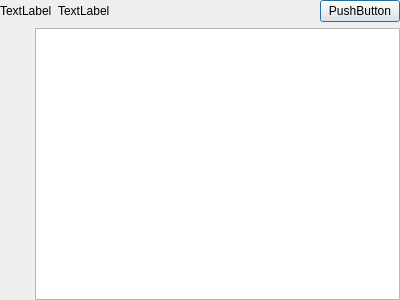
wruwami/TPCAM-M30, file FileManagerSnapShotDialog.ui: the form before one commit.
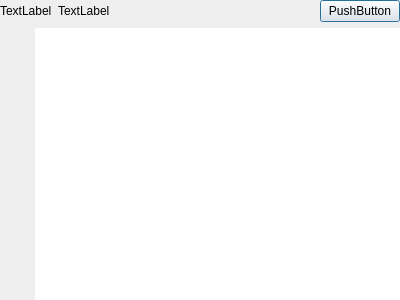
The form after the commit. Custom widgets are drawn as their Qt base class.

What changed in the file:
```diff
--- a/FileManagerSnapShotDialog.ui
+++ b/FileManagerSnapShotDialog.ui
@@ -70,6 +70,11 @@
        </item>
        <item>
         <widget class="CustomList" name="listWidget">
+         <property name="styleSheet">
+          <string notr="true">QListWidget{
+	border:none;
+}</string>
+         </property>
          <property name="lineWidth">
           <number>0</number>
          </property>
```
